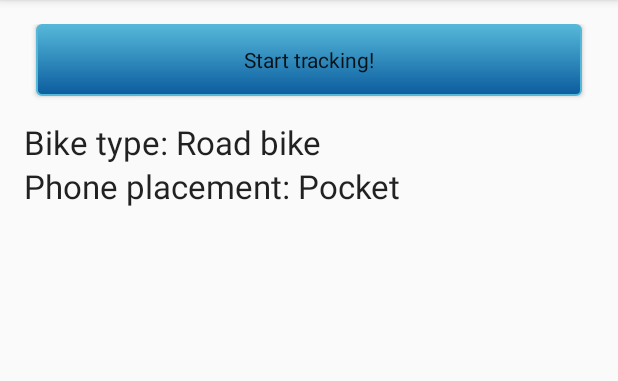
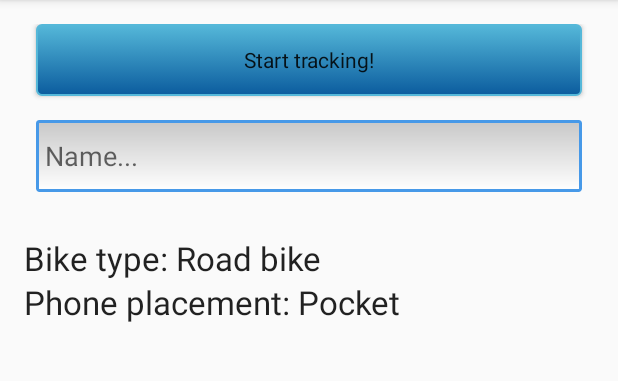
Before and after one commit to dzwiedziu-nkg/cyclo-bruxism, an Android app: the MainActivity screen opened directly, with no data from a screen before it, on a phone screen of 412 x 824 dp, the part 84-465 px from its top. Run offline under Robolectric (Android 15) with nearby library versions, the phone set to English and light mode, and no system bars; our stand-ins replace ButterKnife, EventBus.

Commit message:
Praca nad serwerem itp
.

```diff
--- a/apk/app/src/main/java/pl/nkg/brq/android/network/NetworkAccessLogin.java
+++ b/apk/app/src/main/java/pl/nkg/brq/android/network/NetworkAccessLogin.java
@@ -29,6 +29,7 @@ public class NetworkAccessLogin extends AsyncTask<String, Void, String> {
             URL url = new URL("http://192.168.0.14:8000/mydatabase/login/"
                     + userName + "/"
                     + password);
+
             URLConnection urlConnection =  url.openConnection();
 
             InputStream in = urlConnection.getInputStream();
--- a/apk/app/src/main/java/pl/nkg/brq/android/ui/MainActivity.java
+++ b/apk/app/src/main/java/pl/nkg/brq/android/ui/MainActivity.java
@@ -41,6 +41,7 @@ import android.view.Menu;
 import android.view.MenuItem;
 import android.view.View;
 import android.widget.Button;
+import android.widget.EditText;
 import android.widget.TextView;
 import android.preference.PreferenceManager;
 
@@ -60,6 +61,8 @@ public class MainActivity extends AppCompatActivity {
     Button mButtonOn;
     @Bind(R.id.button_off)
     Button mButtonOff;
+    @Bind(R.id.trip_name_info)
+    TextView mNameTextView;
     @Bind(R.id.speedTextView)
     TextView mSpeedTextView;
     @Bind(R.id.altitudeTextView)
@@ -73,6 +76,7 @@ public class MainActivity extends AppCompatActivity {
     @Bind(R.id.warningTextView)
     TextView mWarningTextView;
 
+    EditText nameEditText;
     TextView bikeTextView;
     TextView placementTextView;
 
@@ -107,6 +111,7 @@ public class MainActivity extends AppCompatActivity {
 
         sharedPreferences = PreferenceManager.getDefaultSharedPreferences(getApplicationContext());
 
+        nameEditText = (EditText) findViewById(R.id.trip_name_edit);
         bikeTextView = (TextView) findViewById(R.id.bike_type_info);
         placementTextView = (TextView) findViewById(R.id.phone_placement_info);
         updateDescription();
@@ -171,15 +176,21 @@ public class MainActivity extends AppCompatActivity {
 
     @OnClick(R.id.button_on)
     public void onButtonOnClick() {
-        startService(new Intent(MainActivity.this, SensorsService.class));
+        Intent sensorIntent = new Intent(MainActivity.this, SensorsService.class);
+        sensorIntent.putExtra(getString(R.string.trip_name_key), nameEditText.getText().toString());
+
+        startService(sensorIntent);
 
         //TODO zapisanie ustawień rowera itp
 
+        mNameTextView.setVisibility(View.VISIBLE);
         mSpeedTextView.setVisibility(View.VISIBLE);
         mAltitudeTextView.setVisibility(View.VISIBLE);
         mShakeTextView.setVisibility(View.VISIBLE);
         mNoiseTextView.setVisibility(View.VISIBLE);
         mDistanceTextView.setVisibility(View.VISIBLE);
+
+        nameEditText.setVisibility(View.GONE);
 
         mButtonOn.setVisibility(View.GONE);
         mButtonOff.setVisibility(View.VISIBLE);
@@ -189,11 +200,14 @@ public class MainActivity extends AppCompatActivity {
     public void onButtonOffClick() {
         stopService(new Intent(MainActivity.this, SensorsService.class));
 
+        mNameTextView.setVisibility(View.GONE);
         mSpeedTextView.setVisibility(View.GONE);
         mAltitudeTextView.setVisibility(View.GONE);
         mShakeTextView.setVisibility(View.GONE);
         mNoiseTextView.setVisibility(View.GONE);
         mDistanceTextView.setVisibility(View.GONE);
+
+        nameEditText.setVisibility(View.VISIBLE);
 
         mButtonOn.setVisibility(View.VISIBLE);
         mButtonOff.setVisibility(View.GONE);
@@ -206,6 +220,7 @@ public class MainActivity extends AppCompatActivity {
 
     @Subscribe(threadMode = ThreadMode.MAIN)
     public void onEventMainThread(SensorsRecord record) {
+        mNameTextView.setText(getString(R.string.name_text) + nameEditText.getText().toString());
         mSpeedTextView.setText(getString(R.string.speed_text) + (int) (record.speed * 3.6) + " km/h");
         mAltitudeTextView.setText(getString(R.string.altitude_text) + (int) record.altitude + " m n.p.m.");
         mShakeTextView.setText( getString(R.string.acceleration_text) +  (int) (record.shake * 100) / 100.0 + " m/s²");
--- a/apk/app/src/main/res/layout/activity_main.xml
+++ b/apk/app/src/main/res/layout/activity_main.xml
@@ -40,12 +40,29 @@
 
     </LinearLayout>
 
+    <EditText
+        android:id="@+id/trip_name_edit"
+        android:layout_width="match_parent"
+        android:layout_height="48dp"
+        android:background="@drawable/main_edit_text"
+        android:textCursorDrawable="@null"
+        android:padding="6dp"
+        android:layout_marginLeft="8dp"
+        android:layout_marginRight="8dp"
+        android:hint="@string/trip_name_hint"
+        android:focusable = "true" />
+
+    <TextView
+        android:layout_width="wrap_content"
+        android:layout_height="wrap_content"
+        android:textAppearance="?android:attr/textAppearanceLarge"
+        android:id="@+id/trip_name_info" />
+
     <TextView
         android:layout_width="wrap_content"
         android:layout_height="wrap_content"
         android:textAppearance="?android:attr/textAppearanceLarge"
         android:id="@+id/bike_type_info" />
-
 
     <TextView
         android:layout_width="wrap_content"
--- a/apk/app/src/main/res/values/arrays.xml
+++ b/apk/app/src/main/res/values/arrays.xml
@@ -18,10 +18,10 @@
     </string-array>
 
     <string-array name="bike_array_values">
-        <item>Road_bike</item>
-        <item>Mountain_bike</item>
-        <item>Bmx</item>
-        <item>Tandem</item>
+        <item>road_bike</item>
+        <item>mountain_bike</item>
+        <item>bmx</item>
+        <item>tandem</item>
     </string-array>
 
     <string-array name="placement_array_entries">
@@ -31,8 +31,8 @@
     </string-array>
 
     <string-array name="placement_array_values">
-        <item>Pocket</item>
-        <item>Handlebar</item>
-        <item>Bike</item>
+        <item>pocket</item>
+        <item>handlebar</item>
+        <item>bike</item>
     </string-array>
 </resources>
--- a/apk/app/src/main/res/values/strings.xml
+++ b/apk/app/src/main/res/values/strings.xml
@@ -29,6 +29,8 @@
     <string name="button_on_text">Start tracking!</string>
     <string name="button_off_text">Stop tracking!</string>
 
+    <string name="trip_name_hint">Name...</string>
+    <string name="name_text">"Name: "</string>
     <string name="speed_text">"Speed: "</string>
     <string name="altitude_text">"Altitude: "</string>
     <string name="acceleration_text">"Acceleration: "</string>
@@ -50,8 +52,13 @@
     <string name="pref_placement_key">placement_type</string>
     <string name="pref_placement_def">Pocket</string>
 
+    <string name="pref_sharing_title">Sharing</string>
+    <string name="pref_sharing_key">public_availability</string>
+    <string name="pref_sharing_summary">Check if you want to share your data with others!</string>
+
     <string name="bike_type_info">"Bike type: "</string>
     <string name="placement_info">"Phone placement: "</string>
     <string name="network_problems_toast">Internet problems...</string>
     <string name="action_logout">Logout and quit</string>
+    <string name="trip_name_key">trip_name</string>
 </resources>
--- a/apk/app/src/main/res/xml/pref_general.xml
+++ b/apk/app/src/main/res/xml/pref_general.xml
@@ -23,4 +23,11 @@
         android:defaultValue="@string/pref_placement_def"
         android:entries="@array/placement_array_entries"
         android:entryValues="@array/placement_array_values"/>
+
+    <CheckBoxPreference
+        android:title="@string/pref_sharing_title"
+        android:key="@string/pref_sharing_key"
+        android:summary="@string/pref_sharing_summary"
+        android:defaultValue="true"
+        />
 </PreferenceScreen>
```
Also changed, not shown: apk/app/src/main/java/pl/nkg/brq/android/network/NetworkSaveTrip.java (+23 -11 lines), apk/app/src/main/java/pl/nkg/brq/android/services/SensorsService.java (+17 -3 lines), 10 other files.
